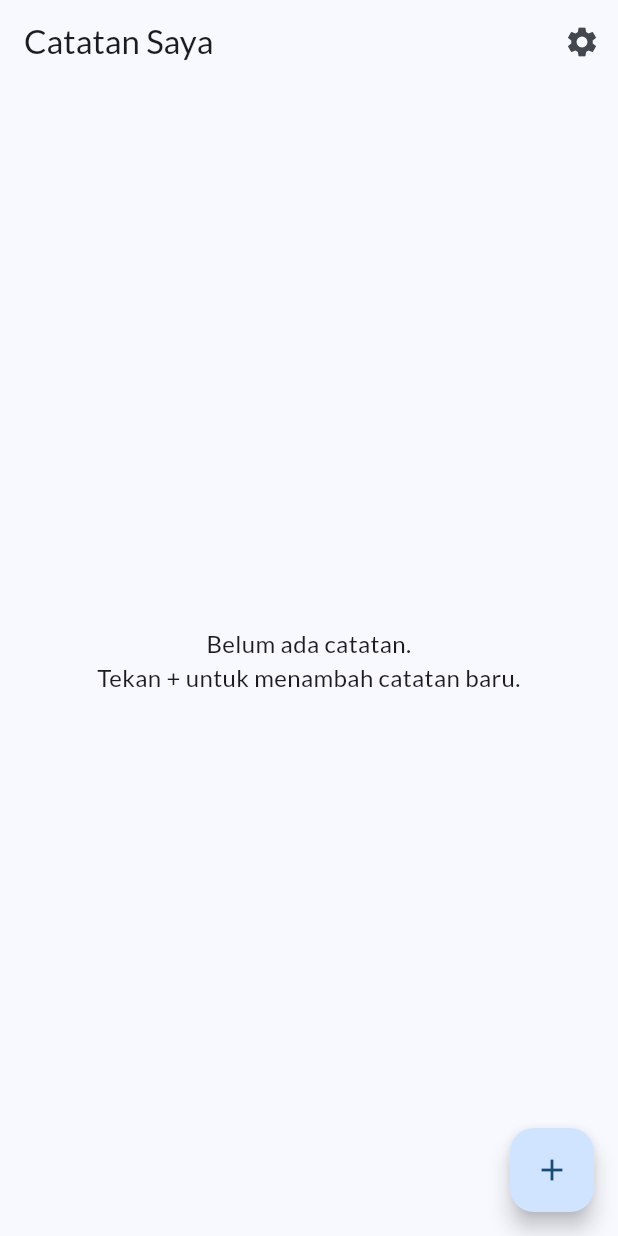
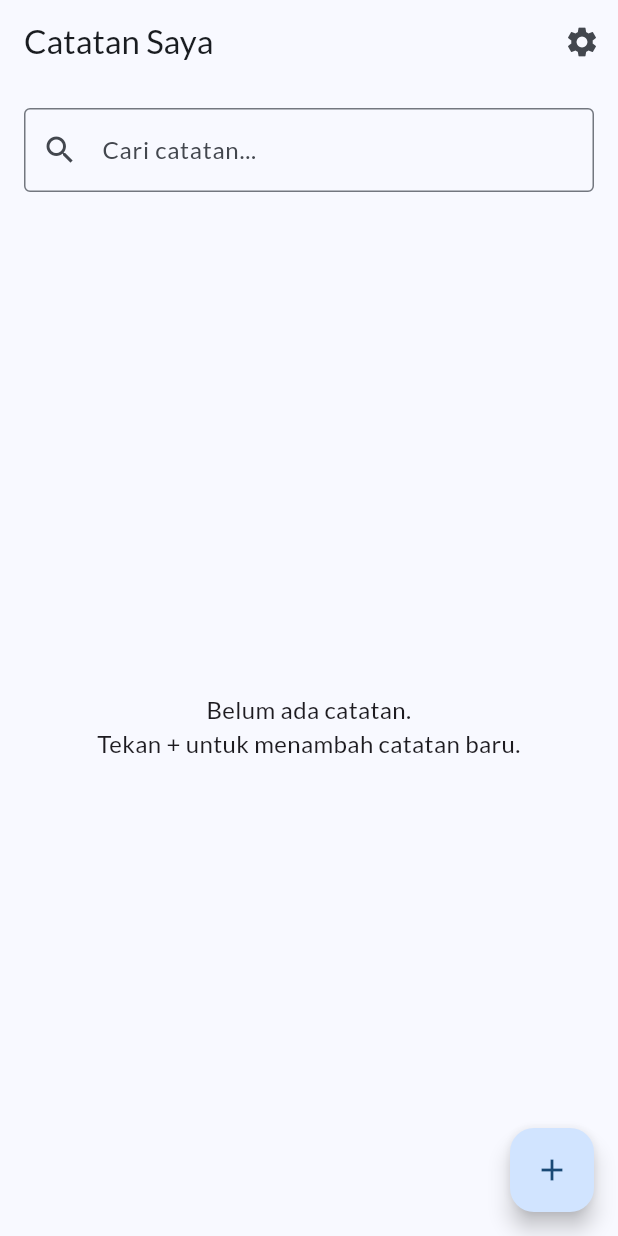
Before and after one commit to M4RV3L24/uas_ambw, a Flutter app: the screen it shows after launch, on a phone screen of 412 x 824 dp. Run offline on Flutter 3.47's test engine with Material 3 defaults, Android fonts, the phone set to English and light mode, and no system bars; our stand-ins replace google_fonts, shared_preferences.

Commit message:
add search functionality

```diff
--- a/lib/models/note.dart
+++ b/lib/models/note.dart
@@ -2,11 +2,13 @@ class Note {
   final String title;
   final String content;
   final DateTime createdAt;
+  final String category;
 
   Note({
     required this.title,
     required this.content,
     required this.createdAt,
+    this.category = 'Umum',
   });
 
   // Convert Note to JSON
@@ -15,6 +17,7 @@ class Note {
       'title': title,
       'content': content,
       'createdAt': createdAt.toIso8601String(),
+      'category': category,
     };
   }
 
@@ -24,6 +27,7 @@ class Note {
       title: json['title'],
       content: json['content'],
       createdAt: DateTime.parse(json['createdAt']),
+      category: json['category'] ?? 'Umum',
     );
   }
 }
--- a/lib/screens/notes_screen.dart
+++ b/lib/screens/notes_screen.dart
@@ -4,8 +4,15 @@ import 'package:intl/intl.dart';
 import '../providers/notes_provider.dart';
 import '../theme_provider.dart';
 
-class NotesScreen extends StatelessWidget {
+class NotesScreen extends StatefulWidget {
   const NotesScreen({super.key});
+
+  @override
+  State<NotesScreen> createState() => _NotesScreenState();
+}
+
+class _NotesScreenState extends State<NotesScreen> {
+  String _searchQuery = '';
 
   @override
   Widget build(BuildContext context) {
@@ -25,20 +32,49 @@ class NotesScreen extends StatelessWidget {
           ),
           body: Consumer<NotesProvider>(
             builder: (context, notesProvider, child) {
-          if (notesProvider.notes.isEmpty) {
-            return const Center(
+              final filteredNotes = notesProvider.notes.where((note) {
+                return note.title.toLowerCase().contains(_searchQuery.toLowerCase()) ||
+                       note.content.toLowerCase().contains(_searchQuery.toLowerCase());
+              }).toList();
+
+              return Column(
+                children: [
+                  Padding(
+                    padding: const EdgeInsets.all(16.0),
+                    child: TextField(
+                      decoration: const InputDecoration(
+                        hintText: 'Cari catatan...',
+                        prefixIcon: Icon(Icons.search),
+                        border: OutlineInputBorder(),
+                      ),
+                      onChanged: (value) {
+                        setState(() {
+                          _searchQuery = value;
+                        });
+                      },
+                    ),
+                  ),
+                  Expanded(
+                    child: filteredNotes.isEmpty && _searchQuery.isNotEmpty
+                        ? const Center(
+                            child: Text(
+                              'Tidak ada catatan yang ditemukan.',
+                              style: TextStyle(fontSize: 16),
+                            ),
+                          )
+                        : filteredNotes.isEmpty
+                            ? const Center(
                                 child: Text(
                                   'Belum ada catatan.\nTekan + untuk menambah catatan baru.',
                                   textAlign: TextAlign.center,
                                   style: TextStyle(fontSize: 16),
                                 ),
-            );
-          }
-
-          return ListView.builder(
-            itemCount: notesProvider.notes.length,
+                              )
+                            : ListView.builder(
+                                itemCount: filteredNotes.length,
                                 itemBuilder: (context, index) {
-              final note = notesProvider.notes[index];
+                                  final note = filteredNotes[index];
+                                  final originalIndex = notesProvider.notes.indexOf(note);
                                   final formattedDate = DateFormat('dd/MM/yyyy HH:mm').format(note.createdAt);
 
                                   return Card(
@@ -48,7 +84,7 @@ class NotesScreen extends StatelessWidget {
                                         Navigator.pushNamed(
                                           context,
                                           '/add-note',
-                      arguments: {'note': note, 'index': index},
+                                          arguments: {'note': note, 'index': originalIndex},
                                         );
                                       },
                                       title: Text(
@@ -80,12 +116,15 @@ class NotesScreen extends StatelessWidget {
                                       trailing: IconButton(
                                         icon: const Icon(Icons.delete),
                                         onPressed: () {
-                      _showDeleteDialog(context, notesProvider, index);
+                                          _showDeleteDialog(context, notesProvider, originalIndex);
                                         },
                                       ),
                                     ),
                                   );
                                 },
+                              ),
+                  ),
+                ],
               );
             },
           ),
```
Lines whose indentation alone changed are shown as unchanged.
